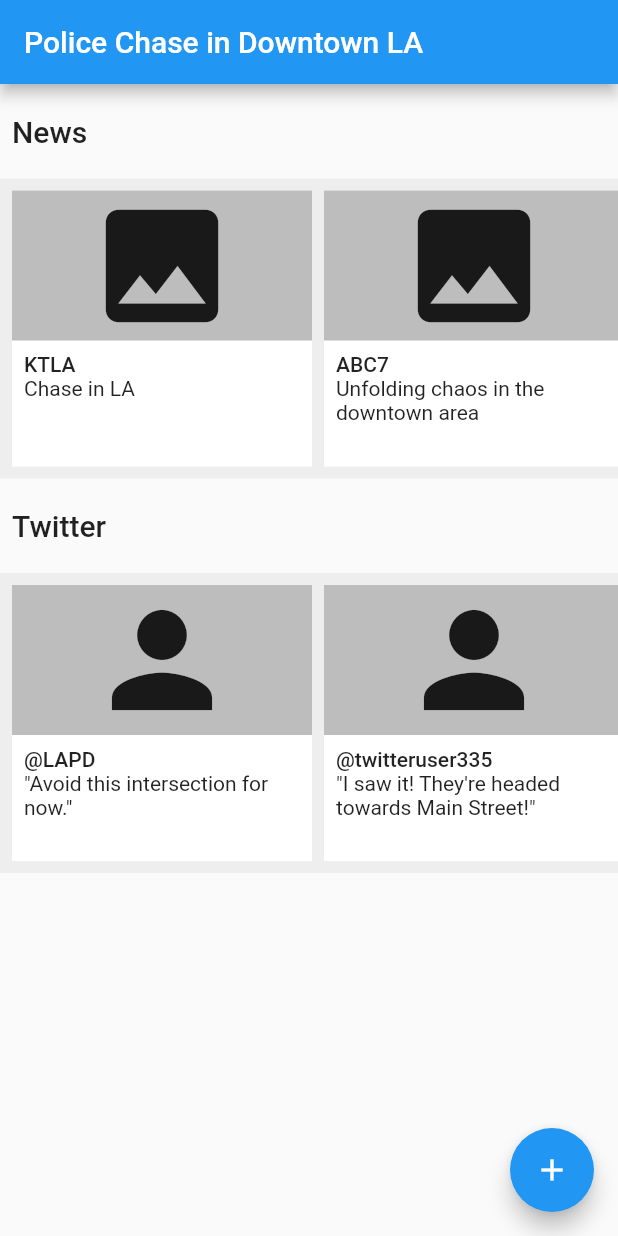
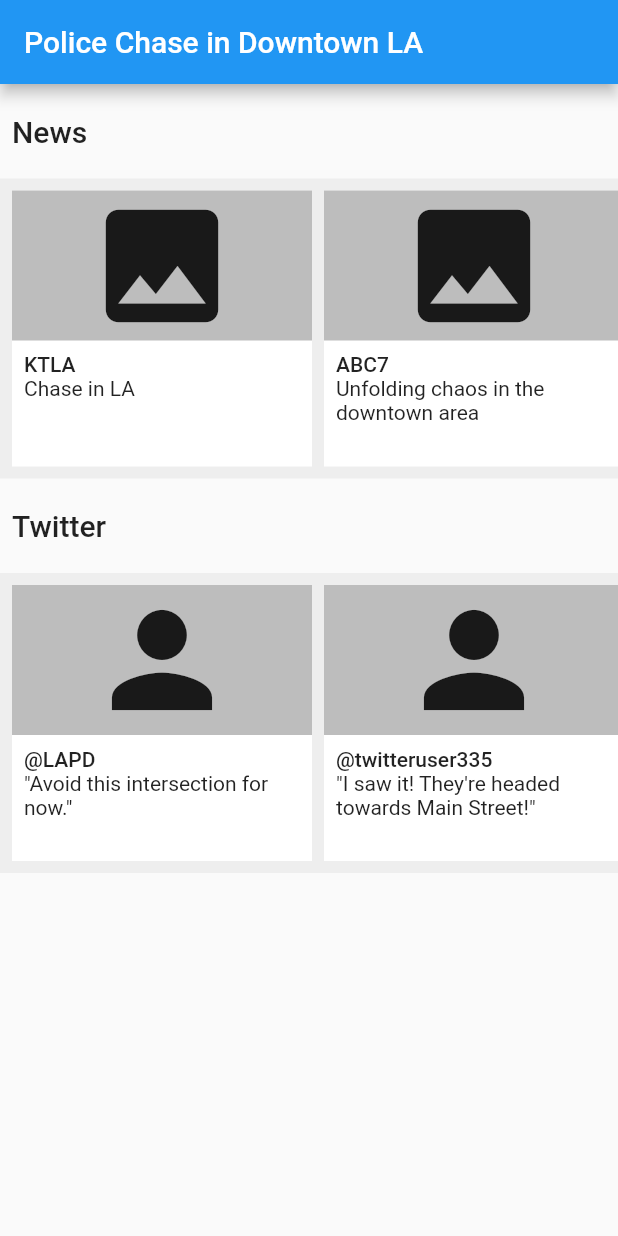
Before and after one commit to oadugmore/in_the_know, a Flutter app: the screen it shows after launch, on a phone screen of 412 x 824 dp. Run offline on Flutter 3.47's test engine with Material 2 defaults, Android fonts, the phone set to English and light mode, and no system bars.

Commit message:
removed floating button

```diff
--- a/lib/main.dart
+++ b/lib/main.dart
@@ -95,9 +95,7 @@ class _MyHomePageState extends State<MyHomePage> {
                     color: Colors.white,
                     child: InkWell(
                       onTap: () => {/* TODO */},
-                      //margin: EdgeInsets.symmetric(horizontal: 8),
                       child: Column(
-                        //crossAxisAlignment: CrossAxisAlignment.start,
                         children: <Widget>[
                           Container(
                             color: Colors.grey[400],
@@ -110,7 +108,6 @@ class _MyHomePageState extends State<MyHomePage> {
                           ),
                           Container(
                             padding: EdgeInsets.all(8),
-                            //alignment: Alignment.topLeft,
                             child: Column(
                               children: <Widget>[
                                 Align(
@@ -142,9 +139,7 @@ class _MyHomePageState extends State<MyHomePage> {
                     color: Colors.white,
                     child: InkWell(
                       onTap: () => {/* TODO */},
-                      //margin: EdgeInsets.symmetric(horizontal: 8),
                       child: Column(
-                        //crossAxisAlignment: CrossAxisAlignment.start,
                         children: <Widget>[
                           Container(
                             color: Colors.grey[400],
@@ -157,7 +152,6 @@ class _MyHomePageState extends State<MyHomePage> {
                           ),
                           Container(
                             padding: EdgeInsets.all(8),
-                            //alignment: Alignment.topLeft,
                             child: Column(
                               children: <Widget>[
                                 Align(
@@ -336,11 +330,11 @@ class _MyHomePageState extends State<MyHomePage> {
           ),
         ],
       ),
-      floatingActionButton: FloatingActionButton(
-        onPressed: _incrementCounter,
-        tooltip: 'Increment',
-        child: Icon(Icons.add),
-      ), // This trailing comma makes auto-formatting nicer for build methods.
+      // floatingActionButton: FloatingActionButton(
+      //   onPressed: _incrementCounter,
+      //   tooltip: 'Increment',
+      //   child: Icon(Icons.add),
+      // ), // This trailing comma makes auto-formatting nicer for build methods.
     );
   }
 }
```
